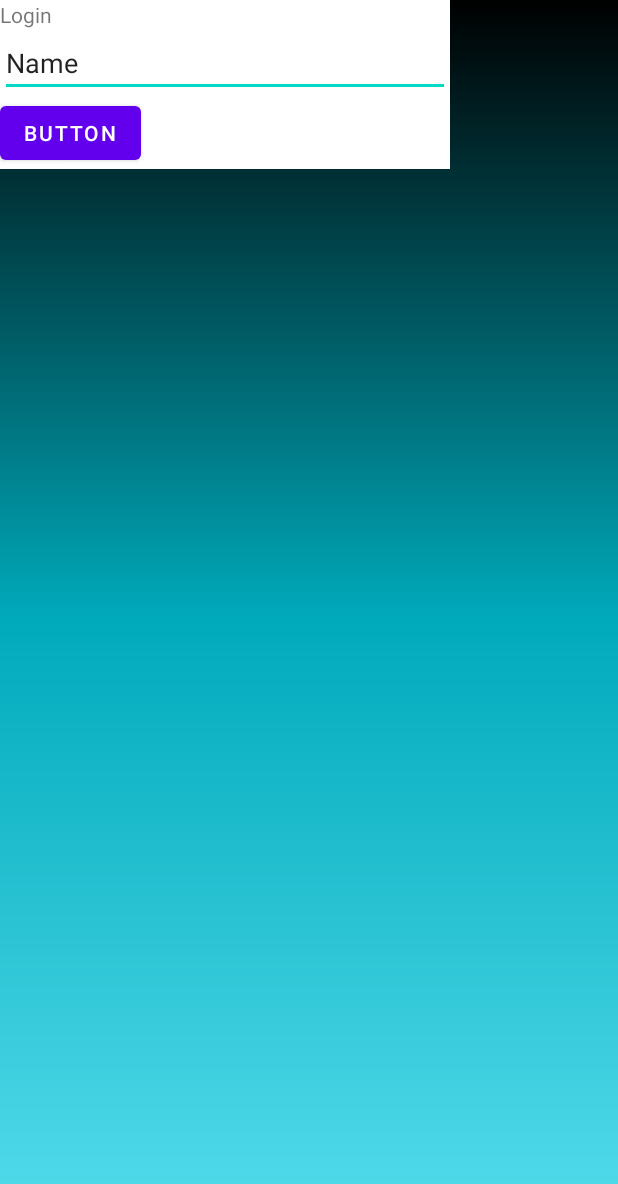
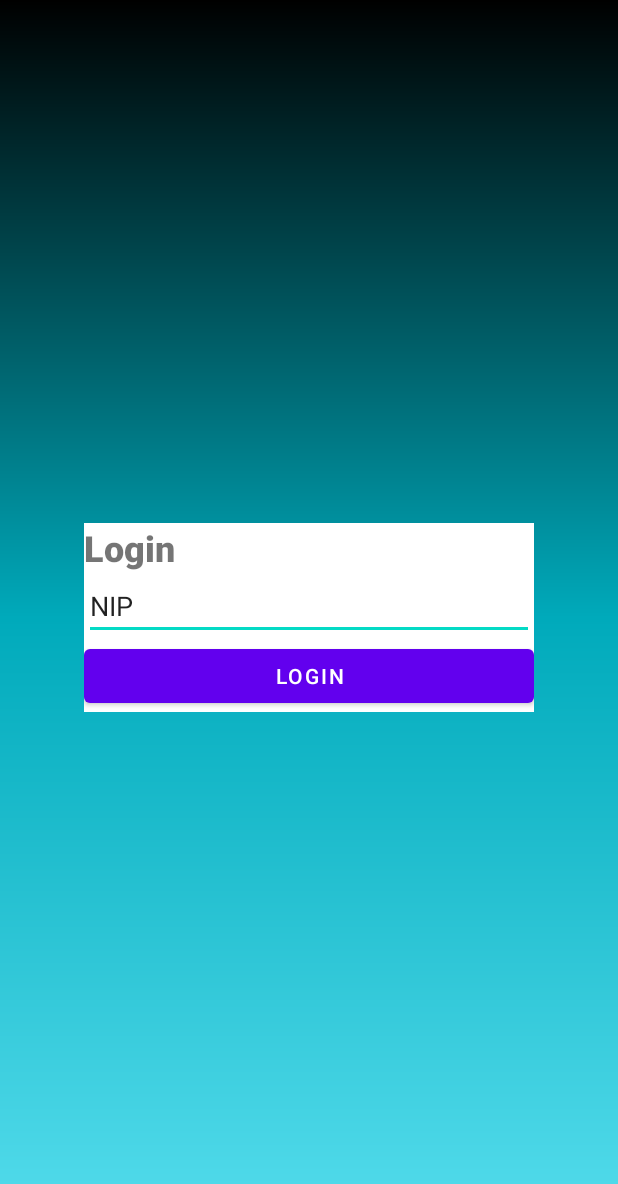
Before and after one commit to narayanaagung/AplikasiPelaporanRapat, an Android app: the layout fragment_login.xml on its own in the app's theme, with its tools: preview values and no code run, on a phone screen of 412 x 824 dp. Shown: the top 1184 px of the screen. Run offline under Robolectric (Android 15) with nearby library versions, the phone set to English and light mode, and no system bars.

Commit message:
layout login

```diff
--- a/app/src/main/res/layout/fragment_login.xml
+++ b/app/src/main/res/layout/fragment_login.xml
@@ -4,19 +4,23 @@
     xmlns:tools="http://schemas.android.com/tools"
     android:layout_width="match_parent"
     android:layout_height="match_parent"
+    android:gravity="center"
     android:background="@drawable/gradient">
 
     <LinearLayout
         android:layout_width="300dp"
         android:layout_height="wrap_content"
-        android:orientation="vertical"
-        android:background="@color/white">
+        android:background="@color/white"
+        android:orientation="vertical">
+
         <TextView
             android:id="@+id/textView"
             android:layout_width="wrap_content"
             android:layout_height="wrap_content"
             android:layout_weight="1"
-        android:text="@string/Login" />
+            android:fontFamily="sans-serif-black"
+            android:text="@string/Login"
+            android:textSize="24sp" />
 
         <EditText
             android:id="@+id/etNip"
@@ -24,13 +28,13 @@
             android:layout_height="wrap_content"
             android:ems="10"
             android:inputType="textPersonName"
-        android:text="Name" />
+            android:text="@string/nip" />
 
         <Button
             android:id="@+id/btnLogin"
-        android:layout_width="wrap_content"
+            android:layout_width="match_parent"
             android:layout_height="wrap_content"
             android:layout_weight="1"
-        android:text="Button" />
+            android:text="@string/Login" />
     </LinearLayout>
 </LinearLayout>
--- a/app/src/main/res/values/strings.xml
+++ b/app/src/main/res/values/strings.xml
@@ -1,4 +1,5 @@
 <resources>
     <string name="app_name">Aplikasi Pelaporan Rapat (APARAT)</string>
     <string name="Login">Login</string>
+    <string name="nip">NIP</string>
 </resources>
```
Lines whose indentation alone changed are shown as unchanged.
